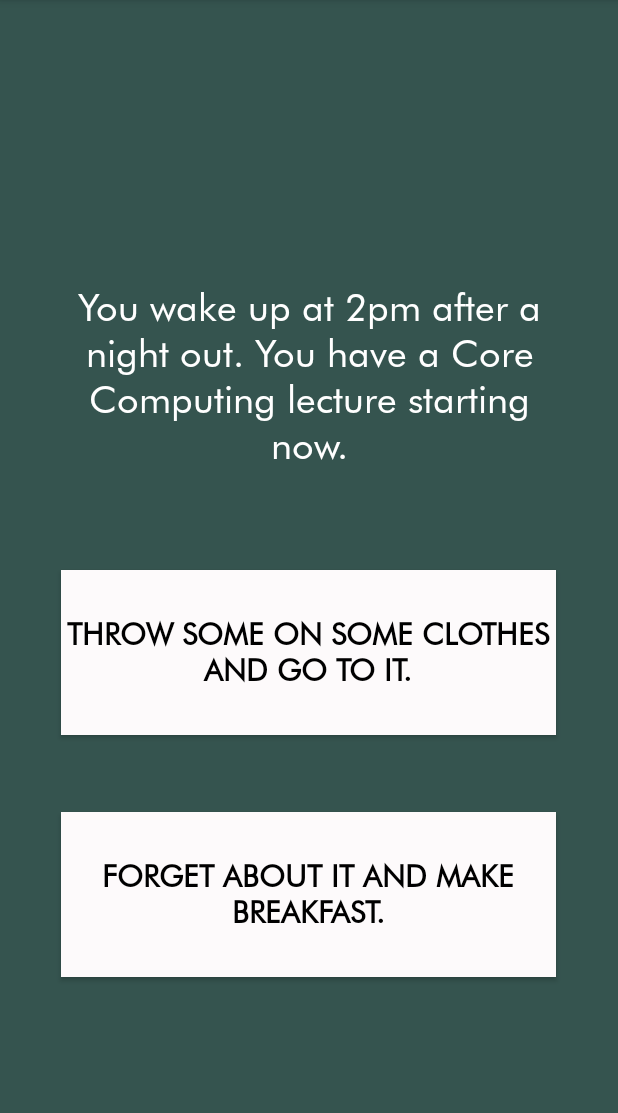
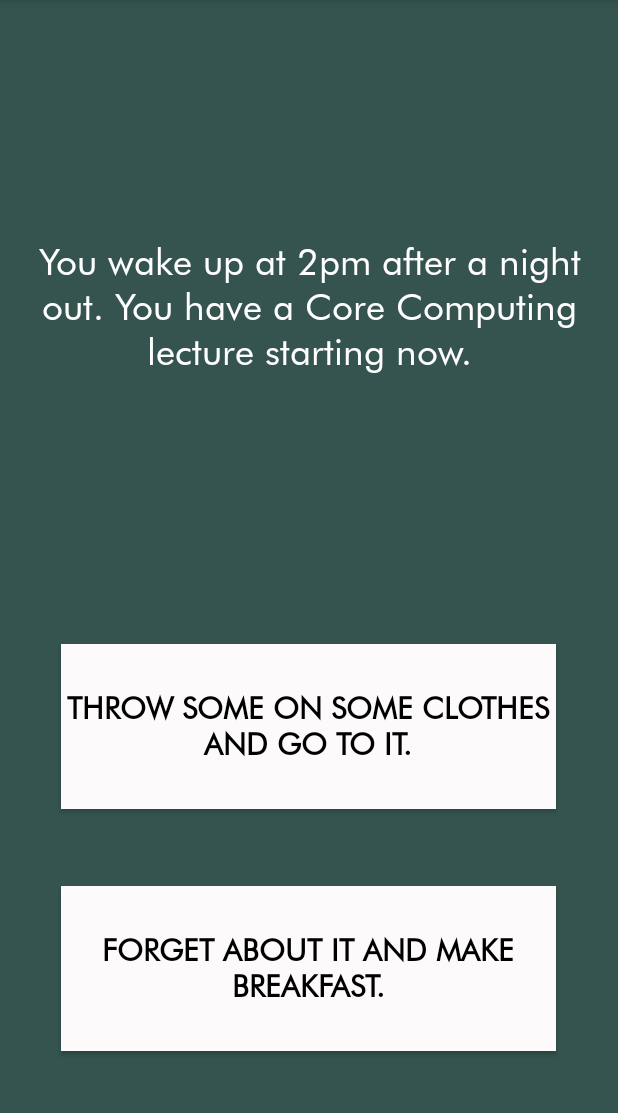
Before and after one commit to Harry-THP/m30299_java_cwk_university_gone_wrong, an Android app: the MainActivity screen opened directly, with no data from a screen before it, on a phone screen of 412 x 824 dp, the part 84-1197 px from its top. Run offline under Robolectric (Android 15) with nearby library versions, the phone set to English and light mode, and no system bars.

Commit message:
v1.1 - Tweaked the layout slightly for ease of use. - Expanded story to be complete. - Added 'Play Again' option when user reaches the end. - Fixed issue where game would restart if the user rotated the screen during gameplay.

```diff
--- a/app/src/main/AndroidManifest.xml
+++ b/app/src/main/AndroidManifest.xml
@@ -18,19 +18,21 @@
         <activity
             android:name=".AboutScreen"
             android:exported="false" />
+
         <activity
             android:name=".StartScreen"
             android:exported="true"
             android:theme="@style/AppTheme.NoActionBar">
             <intent-filter>
                 <action android:name="android.intent.action.MAIN" />
-
                 <category android:name="android.intent.category.LAUNCHER" />
             </intent-filter>
         </activity>
+
         <activity
             android:name=".MainActivity"
-            android:exported="false" />
+            android:exported="false"
+            android:configChanges="orientation|keyboardHidden|screenSize" />
     </application>
 
 </manifest>
--- a/app/src/main/java/com/example/textbasedstorygame/AboutScreen.java
+++ b/app/src/main/java/com/example/textbasedstorygame/AboutScreen.java
@@ -41,6 +41,7 @@ public class AboutScreen extends AppCompatActivity {
         return true;
     }
 
+
     //When nav bar back button is pressed, go back to the main menu
     public void onBackPressed() {
         Intent endGame = new Intent(getApplicationContext(), StartScreen.class);
--- a/app/src/main/java/com/example/textbasedstorygame/Server.java
+++ b/app/src/main/java/com/example/textbasedstorygame/Server.java
@@ -52,7 +52,8 @@ public class Server {
         return csvFile.hasNext();
     }
 
-    //A private method which is passed a line, splits it up by every ',' and puts the split segments into an Array
+    //A private method which is passed a line, splits it up by every ',' and puts the split segments
+    //into an Array
     private String[] splitLine(String line) {
         return line.split(",");
     }
@@ -66,7 +67,8 @@ public class Server {
         return string;
     }
 
-    //Gets the Node based on the ID passed to it - Array indexing starts at 0, so Node 5, for example, will be index 4; hence the 'nodeID - 1'
+    //Gets the Node based on the ID passed to it - Array indexing starts at 0, so Node 5, for
+    //example, will be index 4; hence the 'nodeID - 1'
     public Node getNode(int nodeID) {
         return (nodes.get(nodeID - 1));
     }
--- a/app/src/main/java/com/example/textbasedstorygame/StartScreen.java
+++ b/app/src/main/java/com/example/textbasedstorygame/StartScreen.java
@@ -39,7 +39,7 @@ public class StartScreen extends AppCompatActivity {
         startActivity(playGame);
     }
 
-    //When nav bar back button is pressed, show a dialogue asking the user to confirm ending the game
+    //When nav bar back button is pressed, quit the app
     @Override
     public void onBackPressed() {
         this.finishAffinity();
--- a/app/src/main/res/layout-land/activity_main.xml
+++ /dev/null
@@ -1,66 +0,0 @@
-<?xml version="1.0" encoding="utf-8"?>
-<androidx.constraintlayout.widget.ConstraintLayout xmlns:android="http://schemas.android.com/apk/res/android"
-    xmlns:app="http://schemas.android.com/apk/res-auto"
-    xmlns:tools="http://schemas.android.com/tools"
-    android:layout_width="match_parent"
-    android:layout_height="match_parent"
-    android:background="#35544F"
-    tools:context=".MainActivity">
-
-    <TextView
-        android:id="@+id/about_title"
-        android:layout_width="650dp"
-        android:layout_height="wrap_content"
-        android:clickable="false"
-        android:fontFamily="@font/futura_book_regular"
-        android:textAlignment="center"
-        android:textAppearance="@style/TextAppearance.AppCompat.Body2"
-        android:textColor="@color/white"
-        android:textSize="25sp"
-        app:autoSizeTextType="none"
-        app:layout_constraintBottom_toBottomOf="parent"
-        app:layout_constraintHorizontal_bias="0.493"
-        app:layout_constraintLeft_toLeftOf="parent"
-        app:layout_constraintRight_toRightOf="parent"
-        app:layout_constraintTop_toTopOf="parent"
-        app:layout_constraintVertical_bias="0.133" />
-
-    <androidx.appcompat.widget.AppCompatButton
-        android:id="@+id/buttonOne"
-        android:layout_width="450dp"
-        android:layout_height="80dp"
-        android:background="@color/snow"
-        android:fontFamily="@font/futura_book_regular"
-        android:onClick="buttonOneClickHandler"
-        android:textAllCaps="true"
-        android:textAppearance="@style/TextAppearance.AppCompat.Body2"
-        android:textColor="@color/black"
-        android:textSize="20sp"
-        android:textStyle="bold"
-        app:layout_constraintBottom_toBottomOf="parent"
-        app:layout_constraintEnd_toEndOf="parent"
-        app:layout_constraintHorizontal_bias="0.493"
-        app:layout_constraintStart_toStartOf="parent"
-        app:layout_constraintTop_toTopOf="parent"
-        app:layout_constraintVertical_bias="0.578" />
-
-    <androidx.appcompat.widget.AppCompatButton
-        android:id="@+id/buttonTwo"
-        android:layout_width="450dp"
-        android:layout_height="80dp"
-        android:background="@color/snow"
-        android:fontFamily="@font/futura_book_regular"
-        android:onClick="buttonTwoClickHandler"
-        android:textAllCaps="true"
-        android:textAppearance="@style/TextAppearance.AppCompat.Display1"
-        android:textColor="@color/black"
-        android:textSize="20sp"
-        android:textStyle="bold"
-        app:layout_constraintBottom_toBottomOf="parent"
-        app:layout_constraintEnd_toEndOf="parent"
-        app:layout_constraintHorizontal_bias="0.494"
-        app:layout_constraintStart_toStartOf="parent"
-        app:layout_constraintTop_toBottomOf="@+id/buttonOne"
-        app:layout_constraintVertical_bias="0.474" />
-
-</androidx.constraintlayout.widget.ConstraintLayout>
--- a/app/src/main/res/layout/activity_main.xml
+++ b/app/src/main/res/layout/activity_main.xml
@@ -9,21 +9,21 @@
 
     <TextView
         android:id="@+id/about_title"
-        android:layout_width="340dp"
-        android:layout_height="wrap_content"
+        android:layout_width="363dp"
+        android:layout_height="350dp"
         android:clickable="false"
         android:fontFamily="@font/futura_book_regular"
-        android:textAlignment="center"
+        android:gravity="center"
         android:textAppearance="@style/TextAppearance.AppCompat.Body2"
         android:textColor="@color/white"
         android:textSize="25sp"
-        app:autoSizeTextType="none"
+        app:autoSizeMaxTextSize="25sp"
+        app:autoSizeTextType="uniform"
         app:layout_constraintBottom_toBottomOf="parent"
-        app:layout_constraintHorizontal_bias="0.498"
         app:layout_constraintLeft_toLeftOf="parent"
         app:layout_constraintRight_toRightOf="parent"
         app:layout_constraintTop_toTopOf="parent"
-        app:layout_constraintVertical_bias="0.293" />
+        app:layout_constraintVertical_bias="0.07" />
 
     <androidx.appcompat.widget.AppCompatButton
         android:id="@+id/buttonOne"
@@ -37,12 +37,15 @@
         android:textColor="@color/black"
         android:textSize="20sp"
         android:textStyle="bold"
+        app:autoSizeMaxTextSize="20sp"
+        app:autoSizeTextType="uniform"
         app:layout_constraintBottom_toBottomOf="parent"
         app:layout_constraintEnd_toEndOf="parent"
         app:layout_constraintHorizontal_bias="0.493"
         app:layout_constraintStart_toStartOf="parent"
         app:layout_constraintTop_toTopOf="parent"
-        app:layout_constraintVertical_bias="0.578" />
+        app:layout_constraintVertical_bias="0.652"
+        tools:ignore="SpeakableTextPresentCheck" />
 
     <androidx.appcompat.widget.AppCompatButton
         android:id="@+id/buttonTwo"
@@ -56,29 +59,15 @@
         android:textColor="@color/black"
         android:textSize="20sp"
         android:textStyle="bold"
+        app:autoSizeMaxTextSize="20sp"
+        app:autoSizeTextType="uniform"
         app:layout_constraintBottom_toBottomOf="parent"
         app:layout_constraintEnd_toEndOf="parent"
         app:layout_constraintHorizontal_bias="0.493"
         app:layout_constraintStart_toStartOf="parent"
         app:layout_constraintTop_toBottomOf="@+id/buttonOne"
-        app:layout_constraintVertical_bias="0.304" />
+        app:layout_constraintVertical_bias="0.433"
+        tools:ignore="SpeakableTextPresentCheck" />
 
-    <TextView
-        android:id="@+id/about_copyright"
-        android:layout_width="340dp"
-        android:layout_height="wrap_content"
-        android:clickable="false"
-        android:fontFamily="@font/futura_book_regular"
-        android:textAlignment="center"
-        android:textAppearance="@style/TextAppearance.AppCompat.Body2"
-        android:textColor="@color/white"
-        android:textSize="25sp"
-        app:autoSizeTextType="none"
-        app:layout_constraintBottom_toBottomOf="parent"
-        app:layout_constraintHorizontal_bias="0.498"
-        app:layout_constraintLeft_toLeftOf="parent"
-        app:layout_constraintRight_toRightOf="parent"
-        app:layout_constraintTop_toTopOf="parent"
-        app:layout_constraintVertical_bias="0.293" />
 
 </androidx.constraintlayout.widget.ConstraintLayout>
```
Also changed, not shown: app/src/main/java/com/example/textbasedstorygame/MainActivity.java (+65 -5 lines), app/src/main/res/raw/data.csv (+26 -11 lines).
